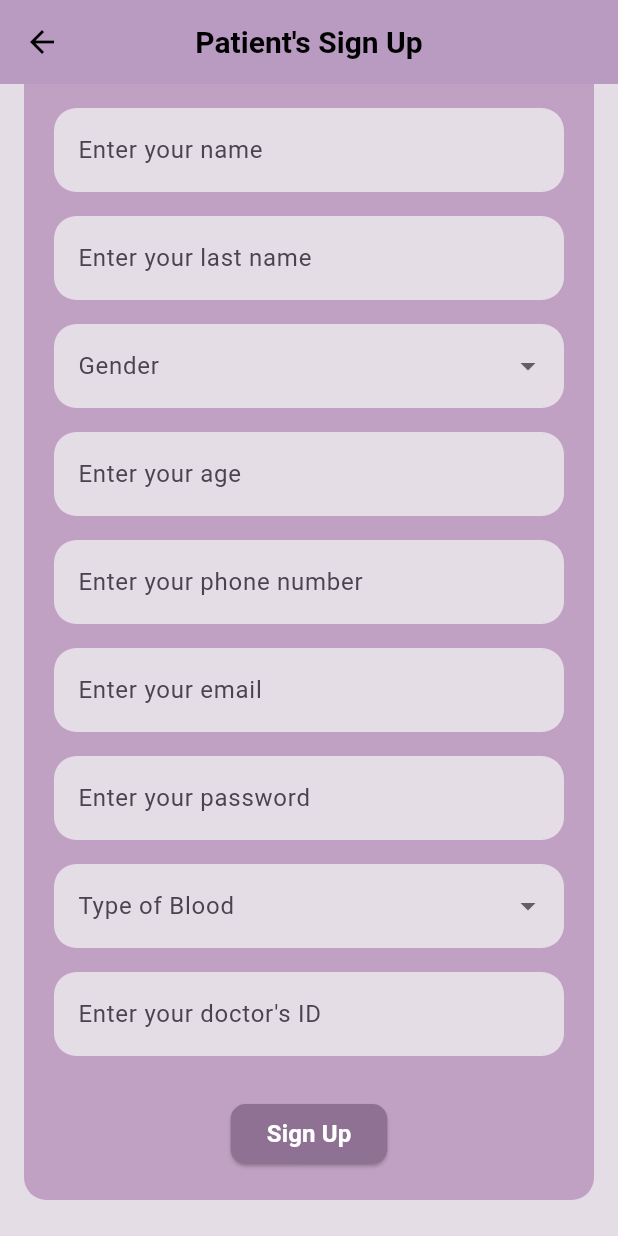
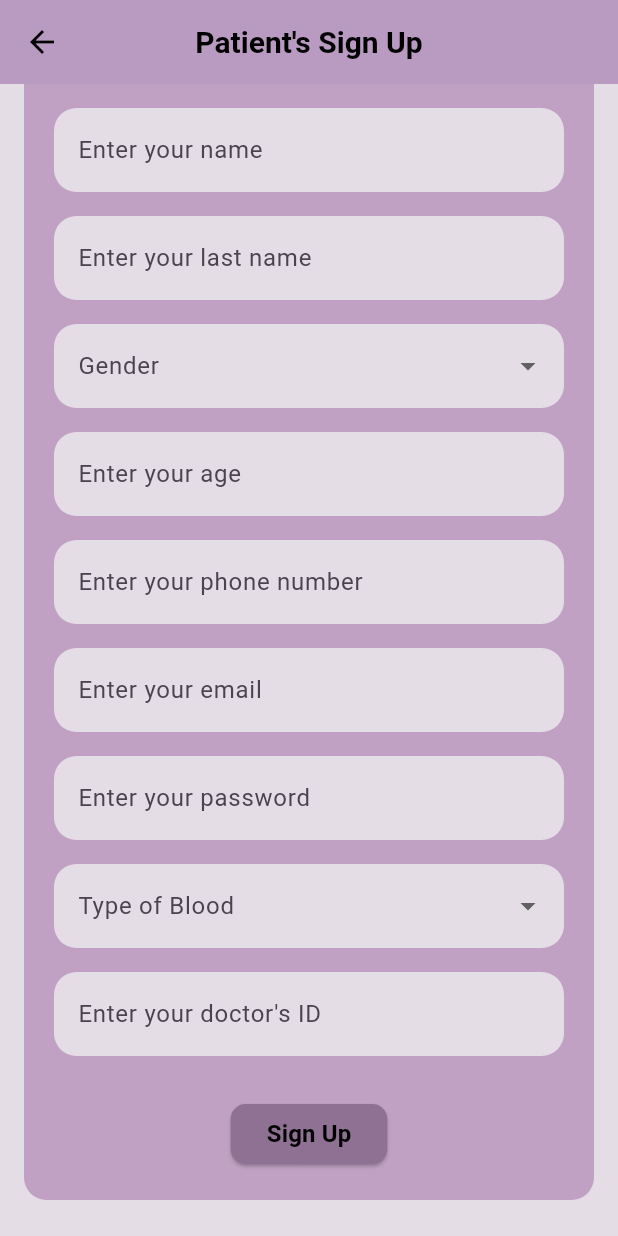
Before and after one commit to Grupo-Diseno-los-hormonales/experimentos_hormonal_care_mobile_frontend-prueba, a Flutter app: the SignUpPatient screen opened directly, scrolled down 156 dp, on a phone screen of 412 x 824 dp. Run offline on Flutter 3.47's test engine with Material 3 defaults, Android fonts, the phone set to English and light mode, and no system bars; our stand-ins replace confetti, flutter_spinbox, shared_preferences, syncfusion_flutter_calendar, timezone; accounts and stored records are empty.

Commit message:
fix: fix sign up patient color

```diff
--- a/lib/scr/features/iam/presentation/pages/sign_up_patient.dart
+++ b/lib/scr/features/iam/presentation/pages/sign_up_patient.dart
@@ -118,7 +118,7 @@ class _SignUpPatientState extends State<SignUpPatient> {
                     child: const Text(
                       'Sign Up',
                       style: TextStyle(
-                        color: Colors.white, // Texto blanco
+                        color: Colors.black, // Texto blanco
                         fontWeight: FontWeight.bold,
                         fontSize: 16,
                       ),
```
